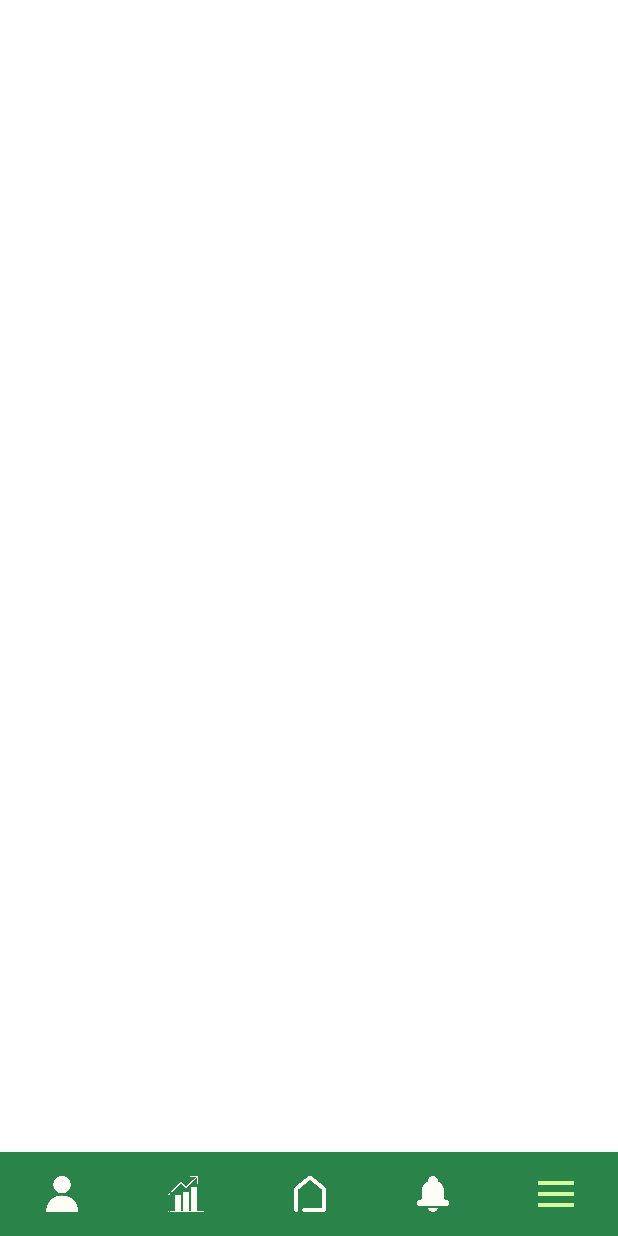
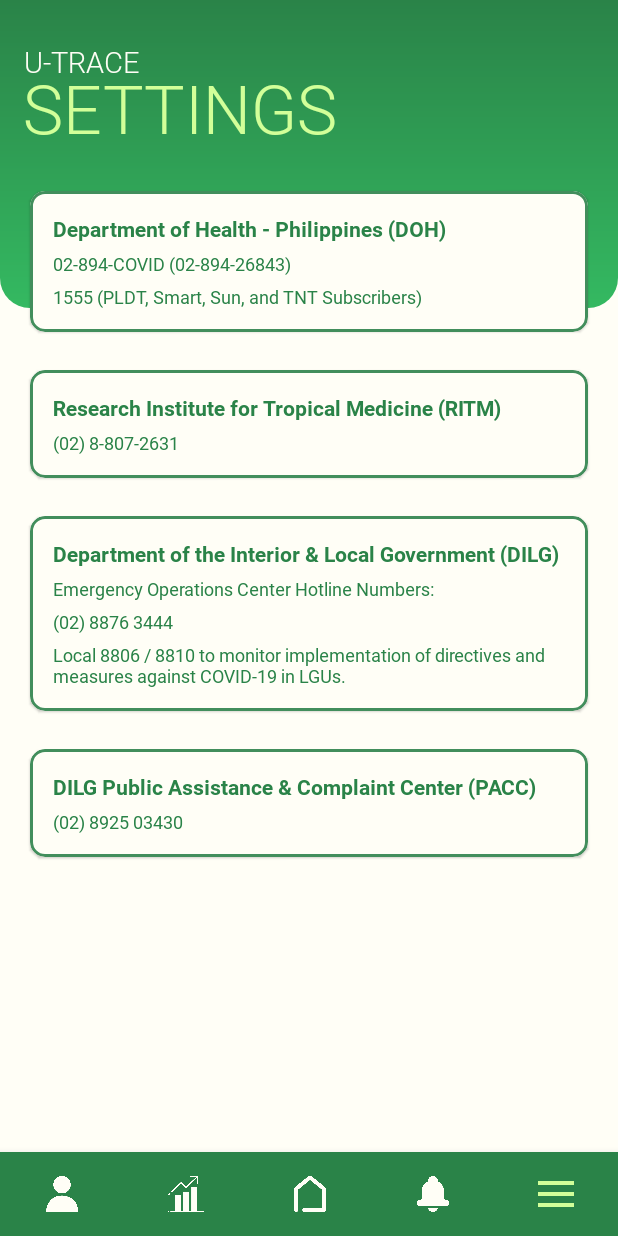
Before and after one commit to utracedlsu/U-Trace, an Android app: the screen it shows after launch once a user with an empty profile is signed in (MainActivity), item 5 of the bottom bar chosen, on a phone screen of 412 x 824 dp. Run offline under Robolectric (Android 15) with nearby library versions, the phone set to English and light mode, and no system bars; our stand-ins replace Firebase (no records; nobody signed in at launch, a user with empty details on screens opened directly), RxJava; libraries missing offline, so code that uses them is left out: org.eazegraph.lib, pub.devrel.easypermissions.

Commit message:
Fixed Settings

```diff
--- a/app/src/main/java/com/capstone/app/utrace_cts/fragments/SettingsFragment.kt
+++ b/app/src/main/java/com/capstone/app/utrace_cts/fragments/SettingsFragment.kt
@@ -1,27 +1,76 @@
 package com.capstone.app.utrace_cts.fragments
 
+import android.content.ClipData
+import android.content.ClipboardManager
+import android.content.Context.CLIPBOARD_SERVICE
 import android.os.Bundle
 import androidx.fragment.app.Fragment
 import android.view.LayoutInflater
 import android.view.View
 import android.view.ViewGroup
+import android.widget.TextView
+import android.widget.Toast
 import androidx.recyclerview.widget.LinearLayoutManager
 import com.capstone.app.utrace_cts.Booster
 import com.capstone.app.utrace_cts.Preference
 import com.capstone.app.utrace_cts.R
+import com.google.android.material.card.MaterialCardView
+import com.google.android.material.dialog.MaterialAlertDialogBuilder
 
-class SettingsFragment : Fragment() {
+class SettingsFragment : Fragment(R.layout.fragment_settings) {
 
-    override fun onCreate(savedInstanceState: Bundle?) {
-        super.onCreate(savedInstanceState)
-        arguments?.let {
-
-            // connect
-        }
-    }
+    private lateinit var cv_hot1: MaterialCardView
+    private lateinit var cv_hot2: MaterialCardView
+    private lateinit var cv_hot3: MaterialCardView
+    private lateinit var cv_hot4: MaterialCardView
 
     override fun onViewCreated(view: View, savedInstanceState: Bundle?) {
         super.onViewCreated(view, savedInstanceState)
 
+        cv_hot1 = view.findViewById(R.id.cv_hot1)
+        cv_hot2 = view.findViewById(R.id.cv_hot2)
+        cv_hot3 = view.findViewById(R.id.cv_hot3)
+        cv_hot4 = view.findViewById(R.id.cv_hot4)
+
+        cv_hot1.setOnClickListener {
+
+            val cb1: ClipboardManager = activity?.getSystemService(CLIPBOARD_SERVICE) as ClipboardManager
+            val c1 : ClipData = ClipData.newPlainText("cv_hot1", "02-894-26843")
+            cb1.setPrimaryClip(c1)
+
+            val t1 = Toast.makeText(this.context,"Copied to Clipboard: 02-894-26843",Toast.LENGTH_SHORT)
+            t1.show()
+        }
+
+        cv_hot2.setOnClickListener {
+
+            val cb2: ClipboardManager = activity?.getSystemService(CLIPBOARD_SERVICE) as ClipboardManager
+            val c2 : ClipData = ClipData.newPlainText("cv_hot2", "8-807-2631")
+            cb2.setPrimaryClip(c2)
+
+            val t2 = Toast.makeText(this.context,"Copied to Clipboard: 8-807-2631",Toast.LENGTH_SHORT)
+            t2.show()
+        }
+
+        cv_hot3.setOnClickListener {
+
+            val cb3: ClipboardManager = activity?.getSystemService(CLIPBOARD_SERVICE) as ClipboardManager
+            val c3 : ClipData = ClipData.newPlainText("cv_hot3", "8876 3444")
+            cb3.setPrimaryClip(c3)
+
+            val t3 = Toast.makeText(this.context,"Copied to Clipboard: 8876 3444",Toast.LENGTH_SHORT)
+            t3.show()
+        }
+
+        cv_hot4.setOnClickListener {
+
+            val cb4: ClipboardManager = activity?.getSystemService(CLIPBOARD_SERVICE) as ClipboardManager
+            val c4 : ClipData = ClipData.newPlainText("cv_hot4", "8925 03430")
+            cb4.setPrimaryClip(c4)
+
+            val t4 = Toast.makeText(this.context,"Copied to Clipboard: 8925 03430",Toast.LENGTH_SHORT)
+            t4.show()
+        }
+
     }
 }
--- a/app/src/main/res/layout/fragment_settings.xml
+++ b/app/src/main/res/layout/fragment_settings.xml
@@ -90,7 +90,7 @@
                         app:layout_constraintTop_toTopOf="parent" />
 
                     <TextView
-                        android:id="@+id/textView18"
+                        android:id="@+id/tv_doh1"
                         android:layout_width="0dp"
                         android:layout_height="wrap_content"
                         android:layout_marginStart="15dp"
@@ -113,13 +113,13 @@
                         android:layout_marginEnd="15dp"
                         android:layout_marginBottom="15dp"
                         android:fontFamily="@font/roboto_regular"
-                        android:text="1555 (PLDT, Smart, Sun, and TNT Subscribers"
+                        android:text="1555 (PLDT, Smart, Sun, and TNT Subscribers)"
                         android:textColor="#2A8348"
                         android:textSize="12dp"
                         app:layout_constraintBottom_toBottomOf="parent"
                         app:layout_constraintEnd_toEndOf="parent"
                         app:layout_constraintStart_toStartOf="parent"
-                        app:layout_constraintTop_toBottomOf="@+id/textView18" />
+                        app:layout_constraintTop_toBottomOf="@+id/tv_doh1" />
 
                 </androidx.constraintlayout.widget.ConstraintLayout>
             </com.google.android.material.card.MaterialCardView>
```
